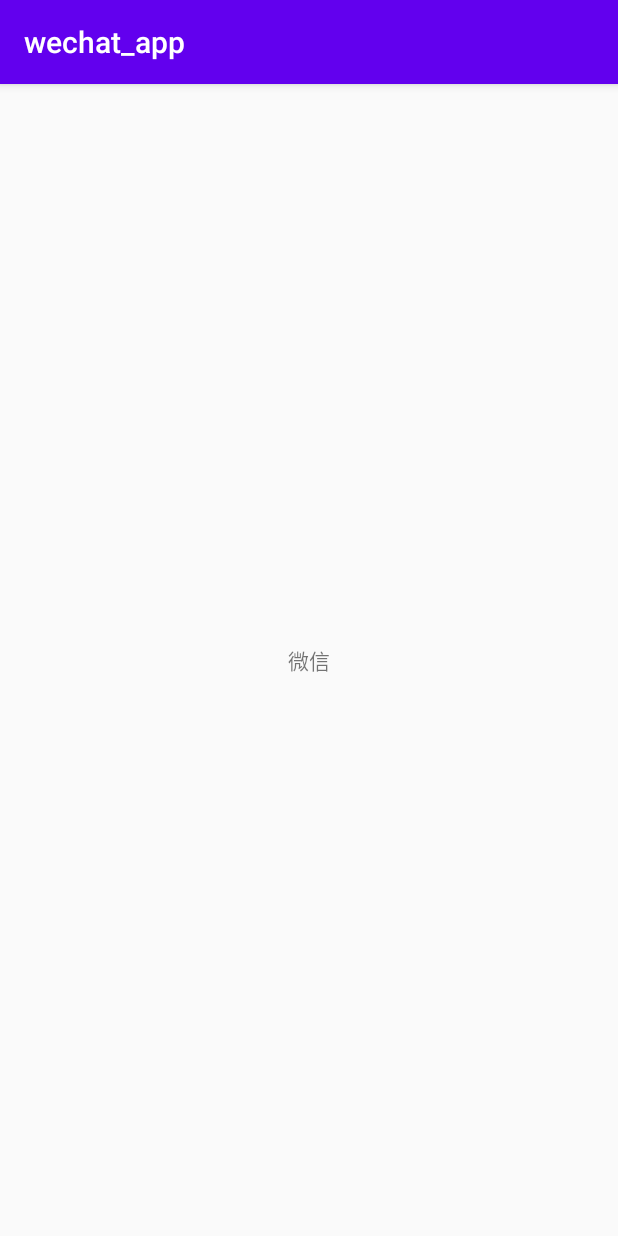
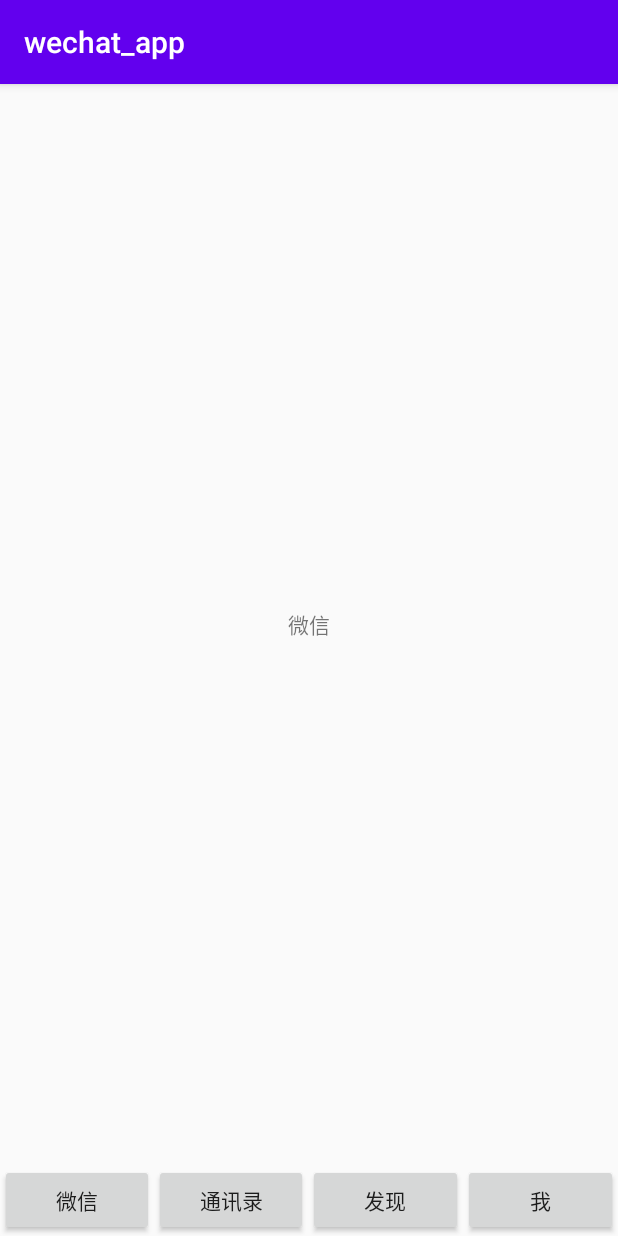
Before and after one commit to wanglijun93/android-study-2020, an Android app: the screen it shows after launch (MainActivity), on a phone screen of 412 x 824 dp. Run offline under Robolectric (Android 15) with nearby library versions, the light colour scheme and no system bars.

Commit message:
activity调用fragment

```diff
--- a/wechat_app/src/main/java/com/wanglijun/wechat_app/MainActivity.kt
+++ b/wechat_app/src/main/java/com/wanglijun/wechat_app/MainActivity.kt
@@ -1,9 +1,12 @@
 package com.wanglijun.wechat_app
 
 import android.os.Bundle
+import android.util.SparseArray
+import android.view.View
+import android.view.ViewGroup
 import androidx.appcompat.app.AppCompatActivity
 import androidx.fragment.app.Fragment
-import androidx.fragment.app.FragmentStatePagerAdapter
+import androidx.fragment.app.FragmentPagerAdapter
 import com.wanglijun.wechat_app.fragment.TabFragment
 import kotlinx.android.synthetic.main.activity_main.*
 
@@ -14,18 +17,56 @@
  * @desc: 首页
  */
 @Suppress("DEPRECATION")
-class MainActivity : AppCompatActivity() {
-    private val titleList = arrayListOf<String>("微信", "联系人", "朋友圈", "我")
+class MainActivity : AppCompatActivity(), View.OnClickListener {
+    private val mTitleList = arrayListOf<String>("微信", "联系人", "朋友圈", "我")
+    private var mFragmentList: SparseArray<TabFragment>? = SparseArray()
+
     override fun onCreate(savedInstanceState: Bundle?) {
         super.onCreate(savedInstanceState)
         setContentView(R.layout.activity_main)
-        vpMain.adapter = object : FragmentStatePagerAdapter(supportFragmentManager) {
+        mFragmentList
+        initView()
+        vpMain.offscreenPageLimit = mTitleList.size
+        vpMain.adapter = object : FragmentPagerAdapter(supportFragmentManager) {
             override fun getItem(position: Int): Fragment {
-                return TabFragment.newInstance(titleList[position])
+                return TabFragment.newInstance(mTitleList[position])
             }
 
-            override fun getCount() = titleList.size
+            override fun getCount() = mTitleList.size
+
+            override fun instantiateItem(container: ViewGroup, position: Int): Any {
+                val fragment =  super.instantiateItem(container, position) as TabFragment
+                mFragmentList?.put(position,fragment)
+                return fragment
+            }
+
+            override fun destroyItem(container: ViewGroup, position: Int, `object`: Any) {
+                mFragmentList?.remove(position)
+                super.destroyItem(container, position, `object`)
+            }
         }
 
     }
+
+    private fun initView() {
+        btWeChat.setOnClickListener(this)
+        btFriend.setOnClickListener(this)
+        btFind.setOnClickListener(this)
+        btMe.setOnClickListener(this)
+
+    }
+
+    override fun onClick(v: View?) {
+        when (v) {
+            btWeChat -> {
+                mFragmentList?.get(0)?.changeTitle("changeTitle = 微信")
+            }
+            btFriend -> {
+            }
+            btFind -> {
+            }
+            btMe -> {
+            }
+        }
+    }
 }
--- a/wechat_app/src/main/java/com/wanglijun/wechat_app/fragment/TabFragment.kt
+++ b/wechat_app/src/main/java/com/wanglijun/wechat_app/fragment/TabFragment.kt
@@ -32,7 +32,6 @@
     override fun onCreate(savedInstanceState: Bundle?) {
         super.onCreate(savedInstanceState)
         mTitle = arguments?.getString(BUNDLE_KEY_TITLE, "")
-
     }
 
     override fun onCreateView(
@@ -47,4 +46,9 @@
         super.onViewCreated(view, savedInstanceState)
         tvTitle.text = mTitle
     }
+
+    fun changeTitle(title: String) {
+        if (isAdded.not()){return}
+        tvTitle.text = title
+    }
 }
--- /dev/null
+++ b/wechat_app/src/main/java/com/wanglijun/wechat_app/utils/L.kt
@@ -0,0 +1,25 @@
+package com.wanglijun.wechat_app.utils
+
+import android.util.Log
+import com.wanglijun.wechat_app.BuildConfig
+import java.util.*
+
+/**
+ * @author： wlj
+ * @Date: 2020-04-04
+ * @email: wanglijundev@gmail.com
+ * @desc: Log封装
+ */
+class L {
+
+    companion object {
+        private const val Tag = "wlj"
+        private val sDebug = BuildConfig.DEBUG
+        fun d(msg: String, args: Objects? = null) {
+            if (sDebug.not()) {
+                return
+            }
+            Log.d(Tag, String.format(msg, args))
+        }
+    }
+}
--- a/wechat_app/src/main/res/layout/activity_main.xml
+++ b/wechat_app/src/main/res/layout/activity_main.xml
@@ -1,11 +1,51 @@
 <?xml version="1.0" encoding="utf-8"?>
-<androidx.viewpager.widget.ViewPager xmlns:android="http://schemas.android.com/apk/res/android"
+<LinearLayout xmlns:android="http://schemas.android.com/apk/res/android"
     xmlns:app="http://schemas.android.com/apk/res-auto"
     xmlns:tools="http://schemas.android.com/tools"
-    android:id="@+id/vpMain"
+    android:id="@+id/llMain"
     android:layout_width="match_parent"
     android:layout_height="match_parent"
-    tools:context=".MainActivity">
+    android:orientation="vertical">
 
+    <androidx.viewpager.widget.ViewPager
+        android:id="@+id/vpMain"
+        android:layout_width="match_parent"
+        android:layout_height="0dp"
+        android:layout_weight="1"
+        tools:context=".MainActivity">
 
-</androidx.viewpager.widget.ViewPager>
+    </androidx.viewpager.widget.ViewPager>
+
+    <LinearLayout
+        android:layout_width="match_parent"
+        android:layout_height="wrap_content">
+
+        <Button
+            android:id="@+id/btWeChat"
+            android:layout_width="0dp"
+            android:layout_height="wrap_content"
+            android:layout_weight="1"
+            android:text="微信" />
+
+        <Button
+            android:id="@+id/btFriend"
+            android:layout_width="0dp"
+            android:layout_height="wrap_content"
+            android:layout_weight="1"
+            android:text="通讯录" />
+
+        <Button
+            android:id="@+id/btFind"
+            android:layout_width="0dp"
+            android:layout_height="wrap_content"
+            android:layout_weight="1"
+            android:text="发现" />
+
+        <Button
+            android:id="@+id/btMe"
+            android:layout_width="0dp"
+            android:layout_height="wrap_content"
+            android:layout_weight="1"
+            android:text="我" />
+    </LinearLayout>
+</LinearLayout>
```
